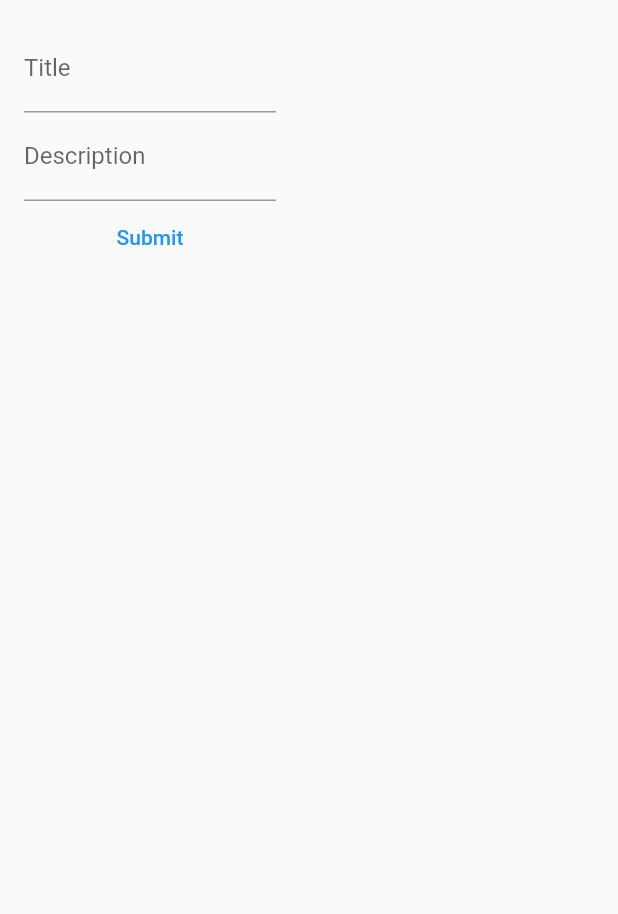
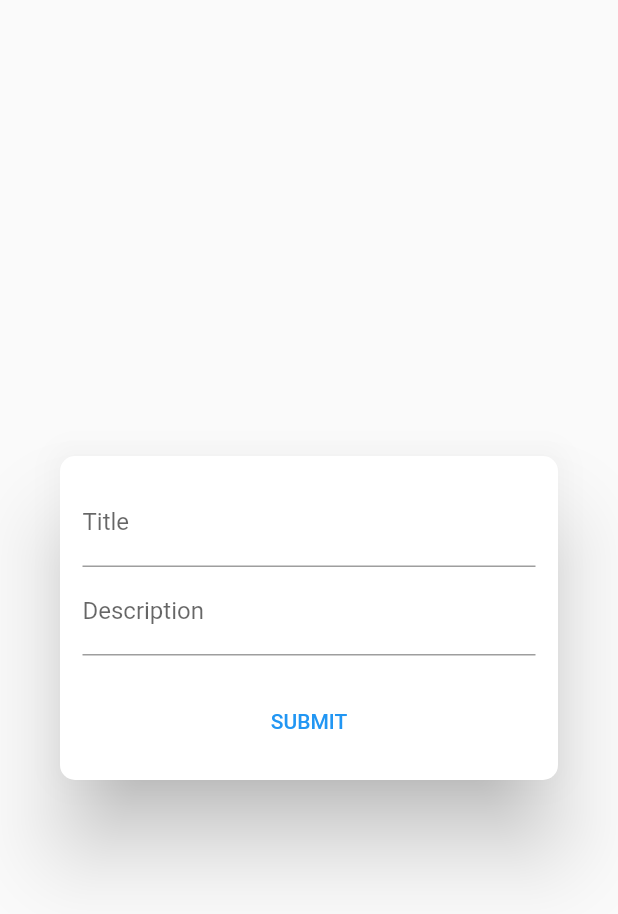
Before and after one commit to Aadeesh11/WorkshopTaskPublic, a Flutter app: the AddTodoDialogue widget shown alone on an empty page, opened directly, on a phone screen of 412 x 824 dp. Shown: the top 914 px of the screen. Run offline on Flutter 3.47's test engine with Material 2 defaults, Android fonts, the phone set to English and light mode, and no system bars.

Commit message:
fixed add_todo_list

```diff
--- a/lib/models/todo_list.dart
+++ b/lib/models/todo_list.dart
@@ -15,3 +15,5 @@ class TodoList {
     _allTodos.remove(todo);
   }
 }
+
+//TodoList todoList = TodoList();
--- a/lib/widgets/add_todo_dialogue.dart
+++ b/lib/widgets/add_todo_dialogue.dart
@@ -1,4 +1,5 @@
 import 'package:flutter/material.dart';
+import 'package:workshop_task/models/todo.dart';
 
 class AddTodoDialogue extends StatefulWidget {
   const AddTodoDialogue({Key key}) : super(key: key);
@@ -13,26 +14,47 @@ class _AddTodoDialogueState extends State<AddTodoDialogue> {
 
   @override
   Widget build(BuildContext context) {
-    return Container(
-      width: 200,
-      padding: const EdgeInsets.all(16),
+    return Dialog(
+        shape:
+            RoundedRectangleBorder(borderRadius: BorderRadius.circular(10.0)),
+        child: SizedBox(
+            child: Padding(
+                padding: const EdgeInsets.all(15.0),
                 child: Column(
                   mainAxisSize: MainAxisSize.min,
-        children: [
+                  mainAxisAlignment: MainAxisAlignment.center,
+                  crossAxisAlignment: CrossAxisAlignment.center,
+                  children: <Widget>[
                     TextField(
                       controller: controller1,
                       decoration: const InputDecoration(labelText: "Title"),
                     ),
                     TextField(
                       controller: controller2,
-            decoration: const InputDecoration(labelText: "Description"),
+                      decoration:
+                          const InputDecoration(labelText: "Description"),
                     ),
-          TextButton(
-            child: const Text("Submit"),
-            onPressed: () {},
-          ),
+                    const SizedBox(height: 20),
+                    SizedBox(
+                        child: TextButton(
+                      child: const Text("SUBMIT"),
+                      onPressed: () {
+                        if (controller1.text.isNotEmpty &&
+                            controller2.text.isNotEmpty) {
+                          String title = controller1.text;
+                          String description = controller2.text;
+
+                          Todo newTodo =
+                              Todo(title: title, description: description);
+
+                          controller1.clear();
+                          controller2.clear();
+
+                          Navigator.pop(context, newTodo);
+                        }
+                      },
+                    ))
                   ],
-      ),
-    );
+                ))));
   }
 }
--- a/lib/widgets/todo_list_item.dart
+++ b/lib/widgets/todo_list_item.dart
@@ -8,6 +8,10 @@ class TodoListItem extends StatelessWidget {
 
   @override
   Widget build(BuildContext context) {
-    return Container();
+    return ListTile(
+      title: Text(todo.title, style: const TextStyle(fontSize: 18.0)),
+      subtitle: Text(todo.description),
+      leading: CircleAvatar(child: Text("${index + 1}")),
+    );
   }
 }
```
Also changed, not shown: lib/screen/todo_screen.dart (+14 -59 lines). Lines whose indentation alone changed are shown as unchanged.
